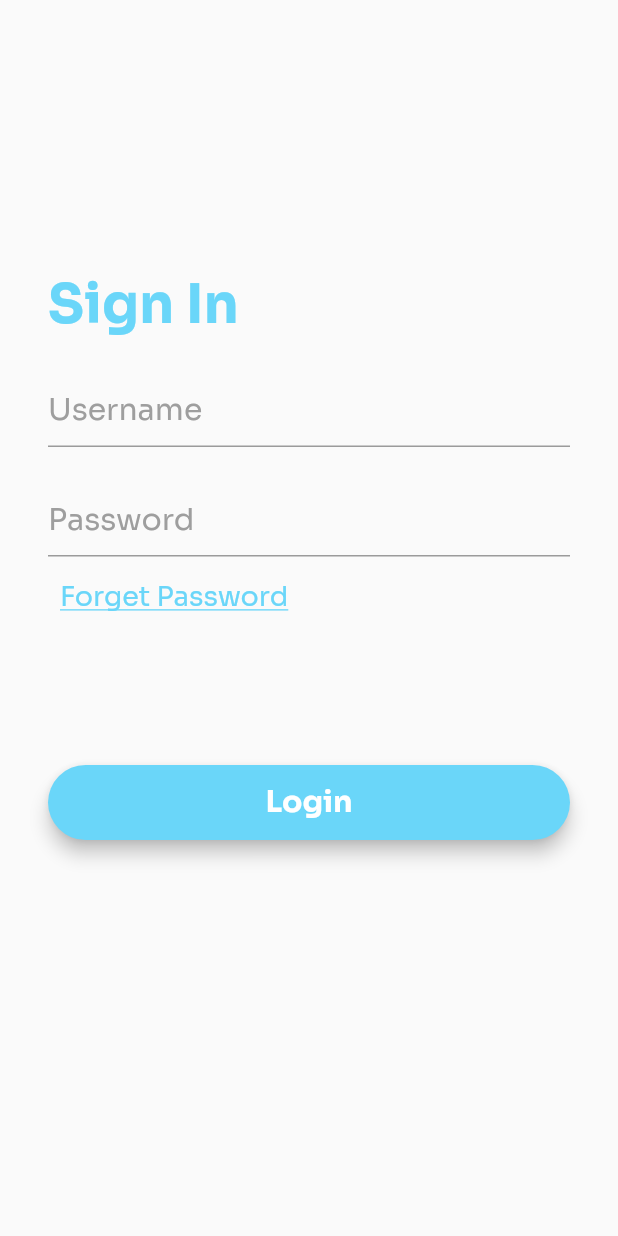
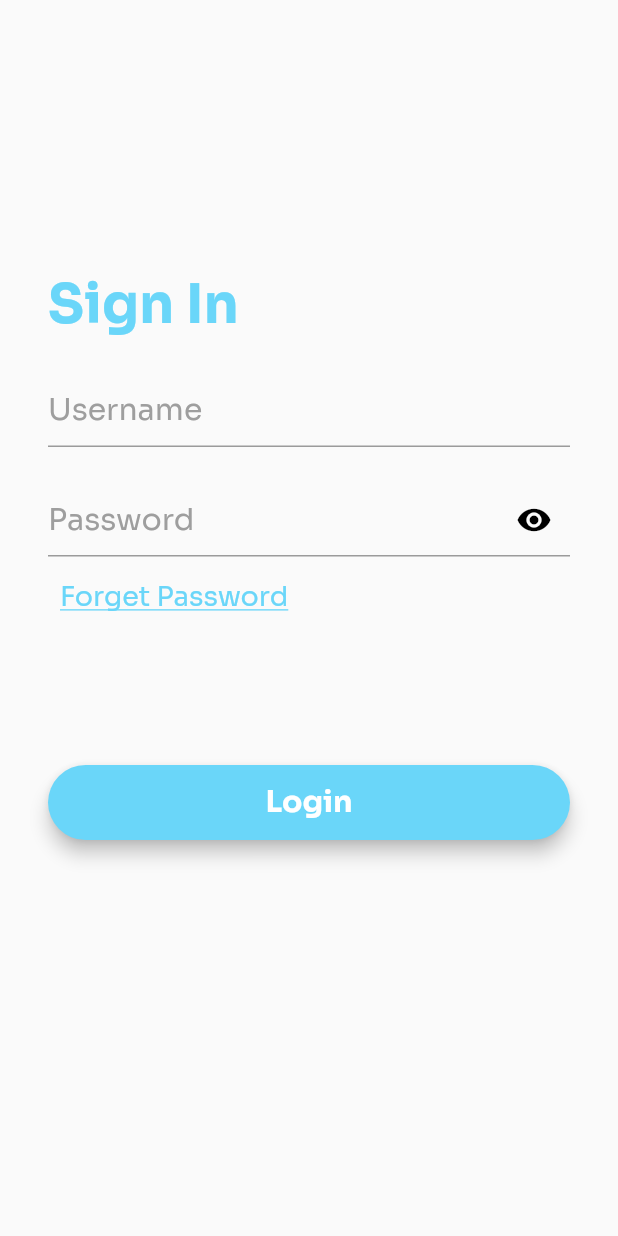
Before and after one commit to OrangJenius/coldstorage, a Flutter app: the Login screen opened directly, on a phone screen of 412 x 824 dp. Run offline on Flutter 3.47's test engine with Material 2 defaults, Android fonts, the phone set to English and light mode, and no system bars.

Commit message:
Update login.dart

```diff
--- a/driver_cold_storage/lib/screens/login.dart
+++ b/driver_cold_storage/lib/screens/login.dart
@@ -6,6 +6,13 @@ class Login extends StatefulWidget {
 }
 
 class _loginState extends State<Login> {
+  bool _obscurePassword = true;
+  void _togglePasswordVisibility() {
+    setState(() {
+      _obscurePassword = !_obscurePassword;
+    });
+  }
+
   @override
   Widget build(BuildContext context) {
     return Scaffold(
@@ -28,6 +35,7 @@ class _loginState extends State<Login> {
               Padding(
                 padding: EdgeInsets.only(left: 32, right: 32, top: 24),
                 child: TextFormField(
+                  style: TextStyle(fontSize: 20),
                   decoration: InputDecoration(
                       hintText: "Username",
                       hintStyle: TextStyle(
@@ -39,13 +47,23 @@ class _loginState extends State<Login> {
               Padding(
                 padding: EdgeInsets.only(left: 32, right: 32, top: 24),
                 child: TextFormField(
+                    style: TextStyle(fontSize: 20),
                     decoration: InputDecoration(
                         hintText: "Password",
+                        suffixIcon: GestureDetector(
+                          onTap: _togglePasswordVisibility,
+                          child: Icon(
+                            _obscurePassword
+                                ? Icons.visibility
+                                : Icons.visibility_off,
+                            color: Colors.black,
+                          ),
+                        ),
                         hintStyle: TextStyle(
                             fontSize: 20,
                             color: Colors.grey,
                             fontFamily: "Sora")),
-                ),
+                    obscureText: _obscurePassword),
               ),
               Padding(
                 padding: EdgeInsets.only(left: 40, right: 32, top: 16),
```
Lines whose indentation alone changed are shown as unchanged.
